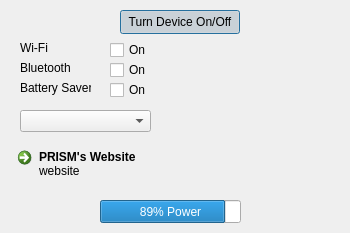
This is MyPyQt_Test.ui in CordusBailey02/CSC-532-Project as Qt 5 draws it before an edit. The edited form follows.
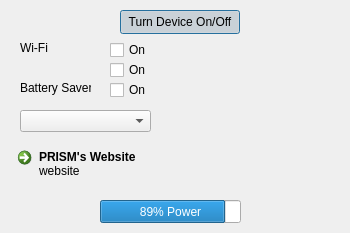
This is the edited form.

What changed in the file:
```diff
--- a/MyPyQt_Test.ui
+++ b/MyPyQt_Test.ui
@@ -57,19 +57,6 @@
     <string>Wi-Fi</string>
    </property>
   </widget>
-  <widget class="QLabel" name="label_2">
-   <property name="geometry">
-    <rect>
-     <x>20</x>
-     <y>60</y>
-     <width>71</width>
-     <height>16</height>
-    </rect>
-   </property>
-   <property name="text">
-    <string>Bluetooth</string>
-   </property>
-  </widget>
   <widget class="QLabel" name="label_3">
    <property name="geometry">
     <rect>
```
